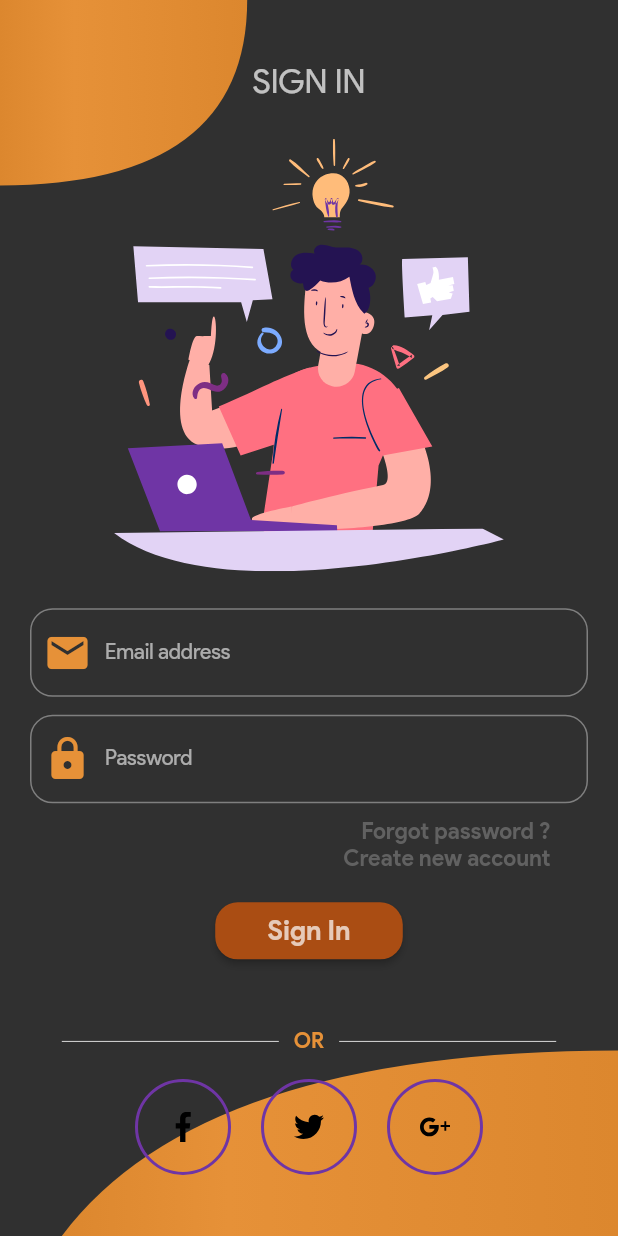
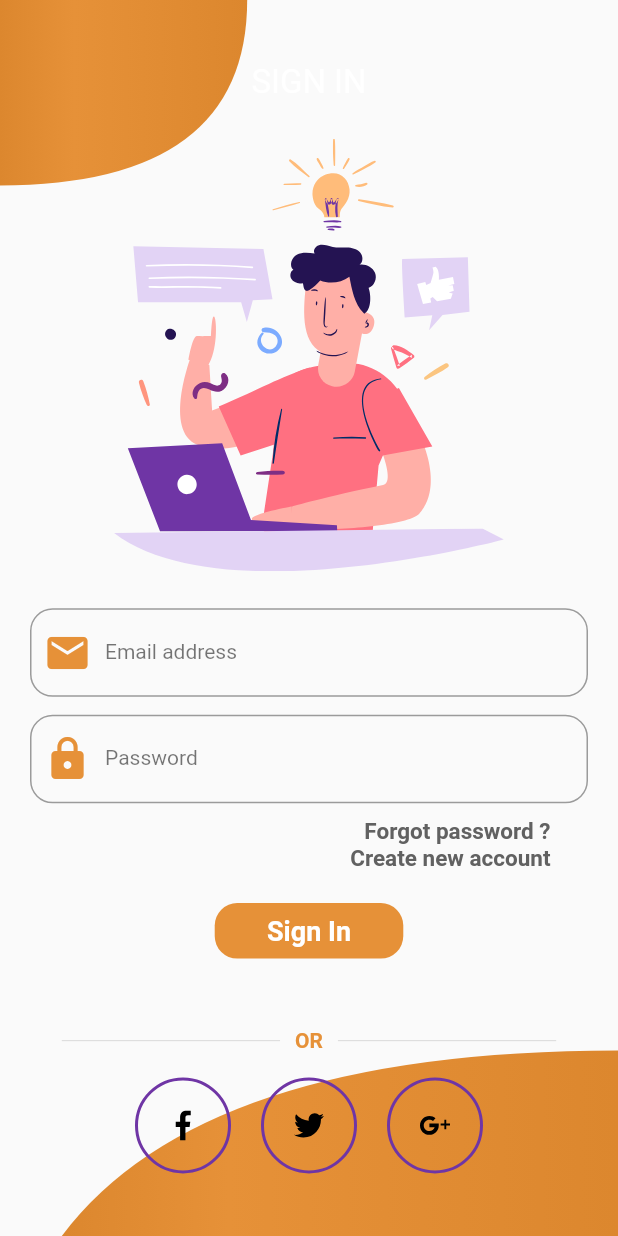
Before and after one commit to phamvmnhut/lettutor, a Flutter app: the screen it shows after launch, on a phone screen of 412 x 824 dp. Run offline on Flutter 3.47's test engine with Material 2 defaults, Android fonts, the phone set to English and light mode, and no system bars; drawn by our look-alikes of keyboard_dismisser; our stand-ins replace expandable, flutter_rating_bar, flutter_svg, get, get_storage, material_floating_search_bar and 2 more; statements that could not run were skipped.

Commit message:
offline: switch theme - darkmode

```diff
--- a/lib/constants/app_theme.dart
+++ b/lib/constants/app_theme.dart
@@ -5,8 +5,7 @@ import './font_family.dart';
 
 import 'package:flutter/material.dart';
 
-final ThemeData themeData = new ThemeData(
-  fontFamily: FontFamily.productSans,
+final ThemeData themeData = ThemeData.light().copyWith(
   primaryColor: AppColors.mainColor[500],
   accentColor: AppColors.accentColor[500],
   primaryColorLight: AppColors.mainColor[200],
@@ -20,7 +19,6 @@ final ThemeData themeData = new ThemeData(
   buttonColor: Colors.white70,
   disabledColor: Colors.white30,
   backgroundColor: Colors.white54,
-  highlightColor: Colors.black54,
   indicatorColor: AppColors.mainColor[800],
 
   textTheme: TextTheme(
@@ -62,8 +60,7 @@ final ThemeData themeData = new ThemeData(
   ),
 );
 
-final ThemeData themeDataDark = new ThemeData(
-  fontFamily: FontFamily.productSans,
+final ThemeData themeDataDark = ThemeData.dark().copyWith(
   primaryColor: AppColors.mainColor[500],
   accentColor: AppColors.accentColor[500],
   primaryColorLight: AppColors.mainColor[200],
--- a/lib/features/cache_manager.dart
+++ b/lib/features/cache_manager.dart
@@ -7,9 +7,20 @@ mixin CacheManager {
     return true;
   }
 
+  Future<bool> saveDarkMode(bool isDarkMode) async {
+    final box = GetStorage();
+    await box.write(CacheManagerKey.DARK_MODE.toString(), isDarkMode);
+    return true;
+  }
+
   String? getToken() {
     final box = GetStorage();
     return box.read(CacheManagerKey.TOKEN.toString());
+  }
+
+  bool getDarkMode() {
+    final box = GetStorage();
+    return box.read<bool>(CacheManagerKey.DARK_MODE.toString()) ?? false;
   }
 
   Future<void> removeToken() async {
@@ -18,4 +29,7 @@ mixin CacheManager {
   }
 }
 
-enum CacheManagerKey { TOKEN }
+enum CacheManagerKey {
+  TOKEN,
+  DARK_MODE
+}
--- /dev/null
+++ b/lib/services/theme.dart
@@ -0,0 +1,7 @@
+import 'package:flutter/material.dart';
+import 'package:lettutor/features/cache_manager.dart';
+
+class ThemeService with CacheManager {
+  ThemeMode get theme => getDarkMode() ? ThemeMode.dark : ThemeMode.light;
+
+}
--- a/lib/ui/my_app.dart
+++ b/lib/ui/my_app.dart
@@ -1,7 +1,9 @@
 import 'package:flutter/material.dart';
 import 'package:get/get.dart';
+import 'package:get_storage/get_storage.dart';
 import 'package:lettutor/constants/app_theme.dart';
 import 'package:lettutor/constants/strings.dart';
+import 'package:lettutor/services/theme.dart';
 import 'package:lettutor/ui/auth/loading_auth.dart';
 import 'package:lettutor/ui/auth/sign_in.dart';
 import 'package:lettutor/ui/course/course_gen.dart';
@@ -34,7 +36,7 @@ class MyApp extends StatelessWidget {
         title: Strings.appName,
         theme: themeData,
         darkTheme: themeDataDark,
-        themeMode: ThemeMode.dark,
+        themeMode: ThemeService().theme,
         routes: Routes.routes,
         home: LoadingAuthUI(),
       ),
```
Also changed, not shown: lib/features/setting.dart (+16 -1 lines), lib/ui/profile/config_interface.dart (added, +22 -0 lines), lib/ui/profile/setting.dart (+6 -1 lines).
